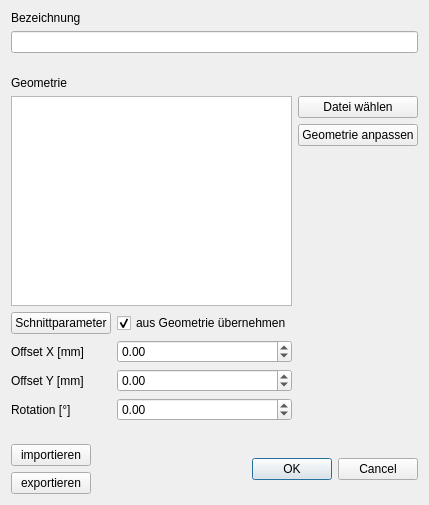
The window that QT_Arbeitsschritt.ui (hidbefra/PlotterWizard) describes before a commit, drawn with Qt 5.
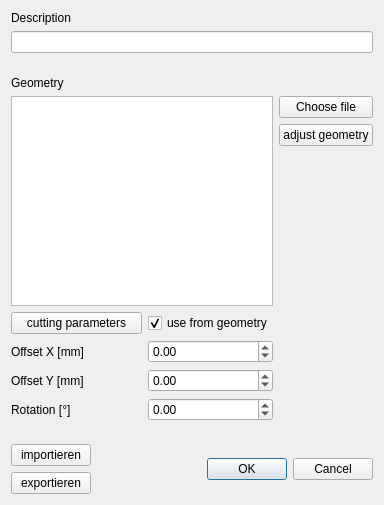
The same window after the commit.

Commit message: - Fixed a bug where a PU without parameters would cause a crash - English translation

Patch:
```diff
--- a/QT_Arbeitsschritt.ui
+++ b/QT_Arbeitsschritt.ui
@@ -17,7 +17,7 @@
    <item>
     <widget class="QLabel" name="label_2">
      <property name="text">
-      <string>Bezeichnung</string>
+      <string>Description</string>
      </property>
     </widget>
    </item>
@@ -45,7 +45,7 @@
      <item row="4" column="2">
       <widget class="QCheckBox" name="checkBox_extract_parameter">
        <property name="text">
-        <string>aus Geometrie übernehmen</string>
+        <string>use from geometry</string>
        </property>
        <property name="checked">
         <bool>true</bool>
@@ -68,14 +68,14 @@
      <item row="1" column="3">
       <widget class="QPushButton" name="pushButton_Geometrie_Importieren">
        <property name="text">
-        <string>Datei wählen</string>
+        <string>Choose file</string>
        </property>
       </widget>
      </item>
      <item row="4" column="0" colspan="2">
       <widget class="QPushButton" name="pushButton_Schnittparameter">
        <property name="text">
-        <string>Schnittparameter</string>
+        <string>cutting parameters</string>
        </property>
       </widget>
      </item>
@@ -95,14 +95,14 @@
      <item row="2" column="3">
       <widget class="QPushButton" name="pushButton_Geometrie_anpassen">
        <property name="text">
-        <string>Geometrie anpassen</string>
+        <string>adjust geometry</string>
        </property>
       </widget>
      </item>
      <item row="0" column="0" colspan="2">
       <widget class="QLabel" name="label_5">
        <property name="text">
-        <string>Geometrie</string>
+        <string>Geometry</string>
        </property>
       </widget>
      </item>
```
The commit also changes 15 other files.
